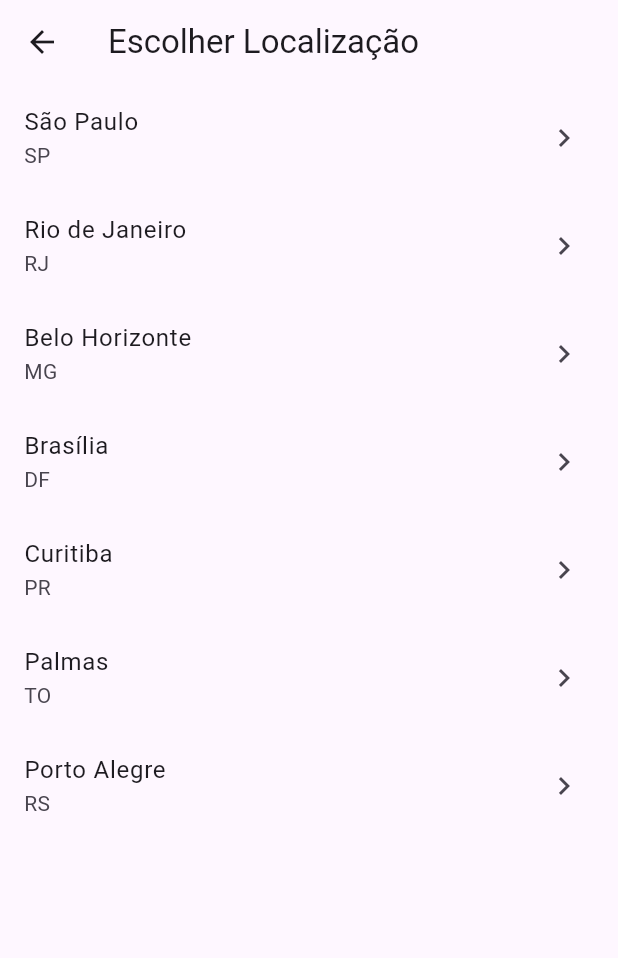
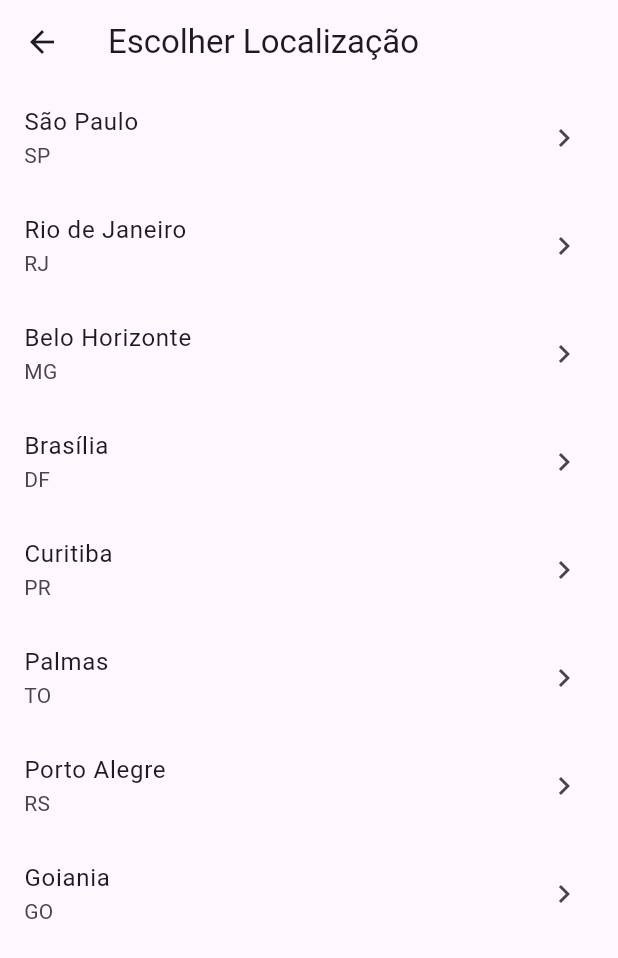
Before and after one commit to Gustavoggomesdev/Wheatehr_App_Flutter, a Flutter app: the LocationScreen screen opened by its route, on a phone screen of 412 x 824 dp. Shown: the top 958 px of the screen. Run offline on Flutter 3.47's test engine with Material 3 defaults, Android fonts, the phone set to English and light mode, and no system bars; network calls fail.

Commit message:
Update location_screen.dart cidades

```diff
--- a/lib/screens/location_screen.dart
+++ b/lib/screens/location_screen.dart
@@ -18,6 +18,7 @@ class LocationScreen extends StatelessWidget {
           _buildLocationItem(context, 'Curitiba', 'PR'),
           _buildLocationItem(context, 'Palmas', 'TO'),
           _buildLocationItem(context, 'Porto Alegre', 'RS'),
+          _buildLocationItem(context, 'Goiania', 'GO'),
         ],
       ),
     );
```
